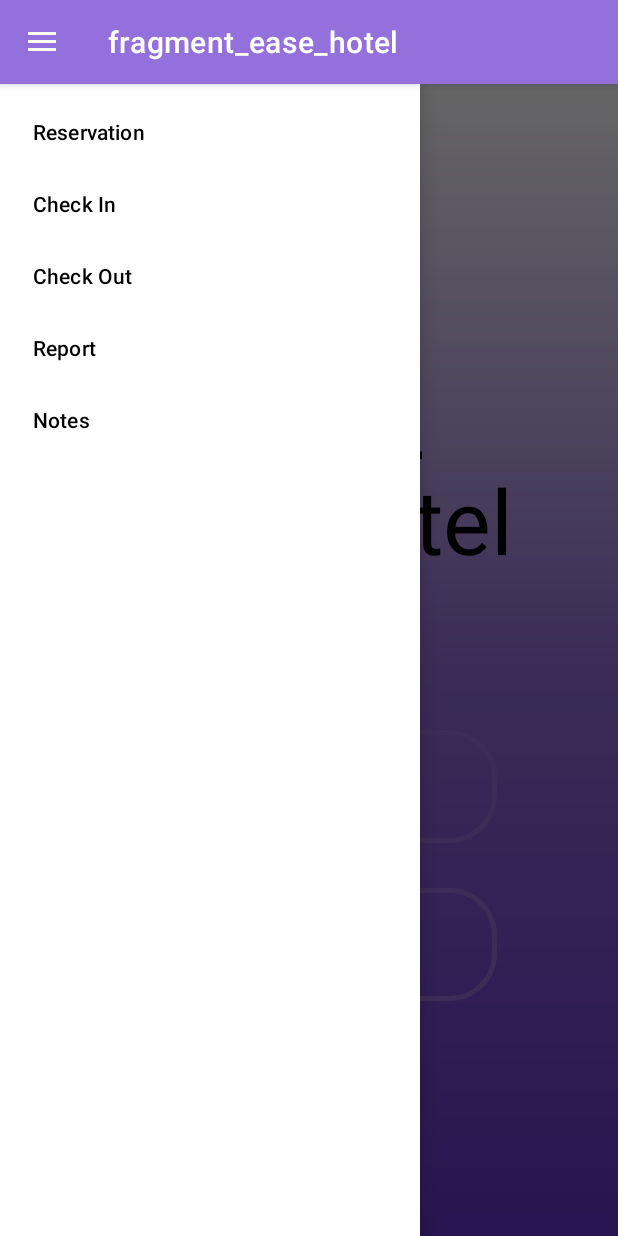
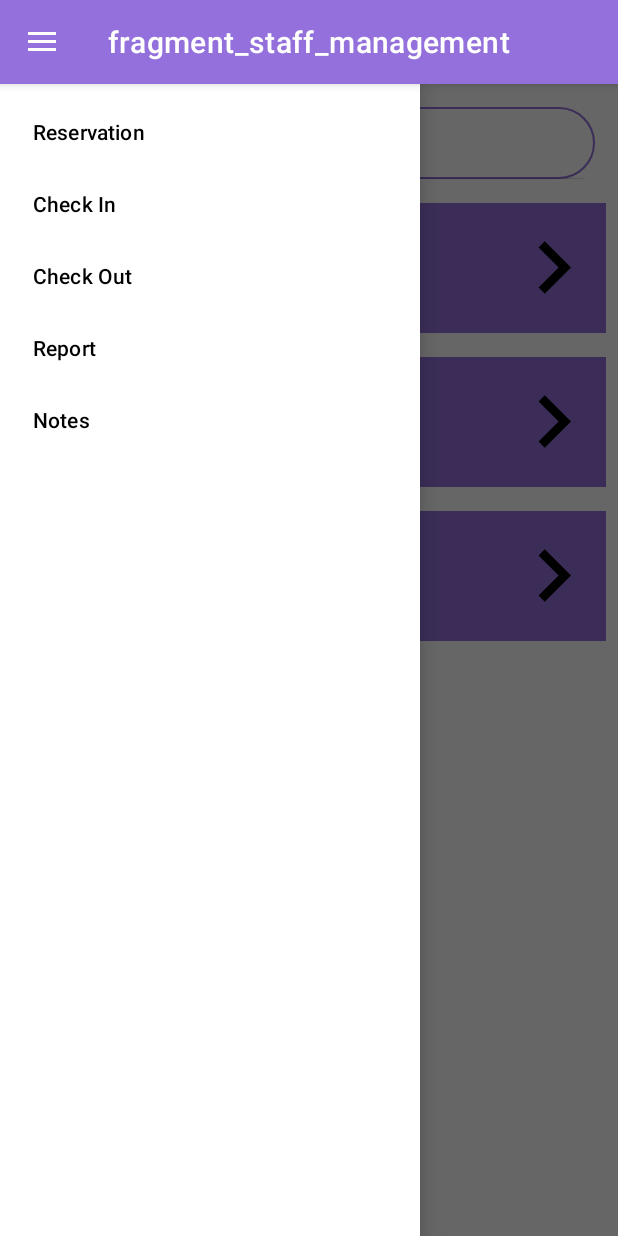
Before and after one commit to XinHao1221/HotelManagementSystem, an Android app built with Jetpack Compose: the screen it shows after launch (MainActivity), with the side drawer open, on a phone screen of 412 x 824 dp. Run offline under Robolectric (Android 15) with nearby library versions, the phone set to English and light mode, and no system bars; our stand-ins replace Room's generated code, navigation-ui; Roboto replaces fonts that are not available here.

Commit message:
update from LWH

```diff
--- a/app/src/main/java/com/example/hotelmanagementsystem/database/StaffDao.kt
+++ b/app/src/main/java/com/example/hotelmanagementsystem/database/StaffDao.kt
@@ -23,4 +23,7 @@ interface StaffDao {
 
     @Query("SELECT * FROM Staff WHERE staffID=:staffID ORDER BY staffID ASC")
     fun readStaffProfile(staffID:String):Staff
+
+    @Query("UPDATE Staff SET name =:staffName, identity =:identity,email_address =:email, phoneNumber =:phone, birthday=:birthday,wage=:wage, admin=:admin,activateAcc=:activateAcc WHERE staffID = :staffID")
+    fun updateStaffDetails(staffID:String,staffName:String,identity:String,email:String,phone:String,birthday:String,wage:Double,admin:Boolean,activateAcc:Boolean)
 }
--- a/app/src/main/java/com/example/hotelmanagementsystem/database/StaffRepository.kt
+++ b/app/src/main/java/com/example/hotelmanagementsystem/database/StaffRepository.kt
@@ -18,4 +18,7 @@ class StaffRepository(private val staffDao: StaffDao) {
     fun readStaffProfile(staffID:String):Staff{
         return staffDao.readStaffProfile(staffID)
     }
+    fun updateStaffDetails(staffID:String,staffName:String,identity:String,email:String,phone:String,birthday:String,wage:Double,admin:Boolean,activateAcc:Boolean){
+        return staffDao.updateStaffDetails(staffID,staffName,identity,email,phone,birthday,wage,admin,activateAcc)
+    }
 }
--- a/app/src/main/java/com/example/hotelmanagementsystem/database/StaffViewModel.kt
+++ b/app/src/main/java/com/example/hotelmanagementsystem/database/StaffViewModel.kt
@@ -36,4 +36,7 @@ class StaffViewModel(application: Application): AndroidViewModel(application) {
     fun readStaffProfile(staffID:String):Staff{
         return repository.readStaffProfile(staffID)
     }
+    fun updateStaffDetails(staffID:String,staffName:String,identity:String,email:String,phone:String,birthday:String,wage:Double,admin:Boolean,activateAcc:Boolean){
+        return repository.updateStaffDetails(staffID,staffName,identity,email,phone,birthday,wage,admin,activateAcc)
+    }
 }
--- a/app/src/main/res/layout/fragment_staff_profile.xml
+++ b/app/src/main/res/layout/fragment_staff_profile.xml
@@ -156,7 +156,8 @@
             android:background="@android:color/transparent"
             app:srcCompat="@drawable/calendar_today_black_24dp"
             android:layout_alignParentEnd="true"
-            android:layout_centerVertical="true">
+            android:layout_centerVertical="true"
+            android:onClick="selectBirthday">
         </ImageButton>
     </RelativeLayout>
 
--- a/app/src/main/res/navigation/nav_graph.xml
+++ b/app/src/main/res/navigation/nav_graph.xml
@@ -3,7 +3,7 @@
     xmlns:app="http://schemas.android.com/apk/res-auto"
     xmlns:tools="http://schemas.android.com/tools"
     android:id="@+id/nav_graph"
-    app:startDestination="@id/easeHotel">
+    app:startDestination="@id/staffManagement">
 
 
     <fragment
@@ -91,7 +91,11 @@
         android:id="@+id/setStaffProfile"
         android:name="com.example.myapp.fragment.SetStaffProfile"
         android:label="fragment_staff_profile"
-        tools:layout="@layout/fragment_staff_profile" />
+        tools:layout="@layout/fragment_staff_profile" >
+        <action
+            android:id="@+id/action_setStaffProfile_to_staffManagement"
+            app:destination="@id/staffManagement" />
+    </fragment>
     <fragment
         android:id="@+id/addReservation1Fragment"
         android:name="com.example.hotelmanagementsystem.hotelreservation.addreservation.AddReservation1Fragment"
```
Also changed, not shown: app/src/main/java/com/example/hotelmanagementsystem/MainActivity.kt (+30 -0 lines), app/src/main/java/com/example/hotelmanagementsystem/fragment/SetRoomPrice.kt (+0 -17 lines), app/src/main/java/com/example/hotelmanagementsystem/fragment/SetStaffProfile.kt (+23 -6 lines).
